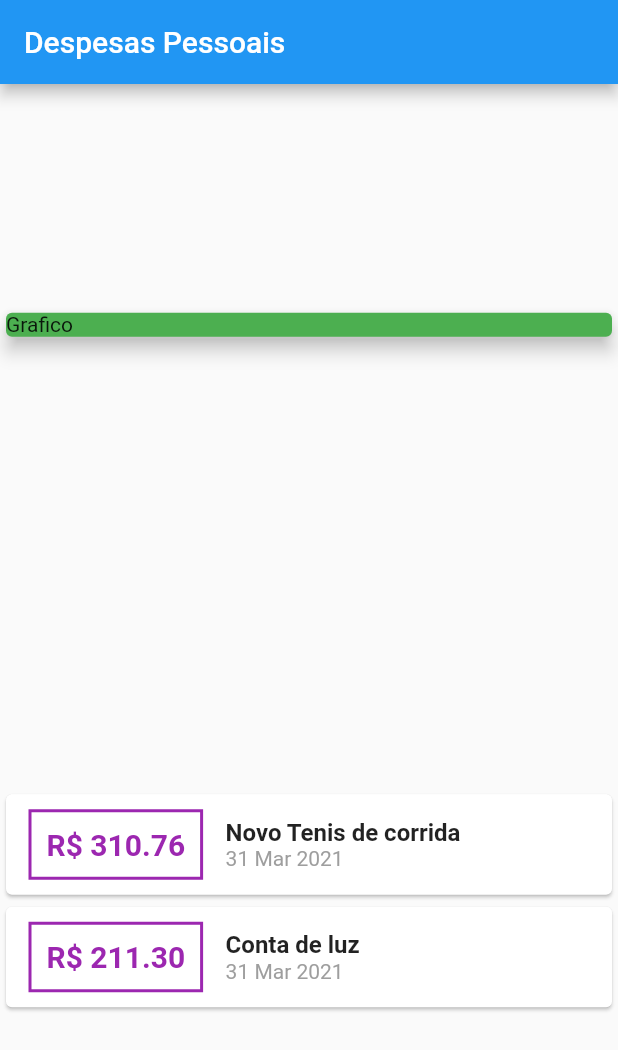
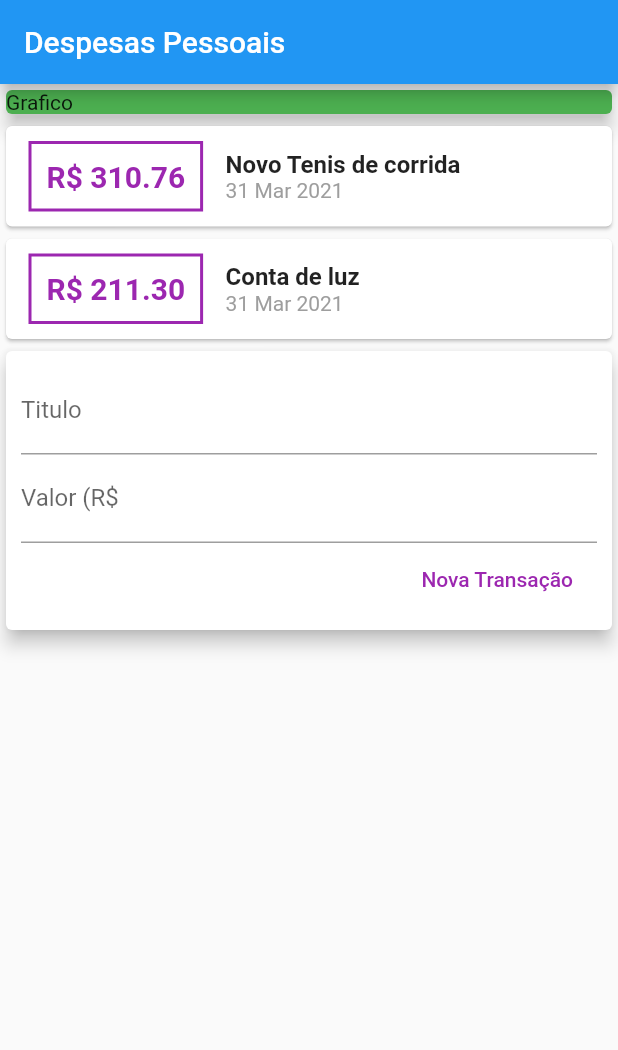
Before and after one commit to elizeurjr/MyExpenses, a Flutter app: the screen it shows after launch, on a phone screen of 412 x 824 dp. Shown: the top 1050 px of the screen. Run offline on Flutter 3.47's test engine with Material 2 defaults, Android fonts, the phone set to English and light mode, and no system bars.

Commit message:
Adicionando formatacao

```diff
--- a/lib/main.dart
+++ b/lib/main.dart
@@ -35,7 +35,6 @@ class MyHomePage extends StatelessWidget {
         title: Text('Despesas Pessoais'),
       ),
       body: Column(
-        mainAxisAlignment: MainAxisAlignment.spaceAround,
         crossAxisAlignment: CrossAxisAlignment.stretch,
         children: <Widget>[
           Container(
@@ -73,7 +72,7 @@ class MyHomePage extends StatelessWidget {
                       crossAxisAlignment: CrossAxisAlignment.start,
                       children: [
                         Text(
-                            tr.title,
+                          tr.title,
                           style: TextStyle(
                             fontSize: 16,
                             fontWeight: FontWeight.bold,
@@ -91,6 +90,34 @@ class MyHomePage extends StatelessWidget {
                 ),
               );
             }).toList(),
+          ),
+          Card(
+            elevation: 5,
+            child: Padding(
+              padding: const EdgeInsets.all(10),
+              child: Column(
+                children: <Widget>[
+                  TextField(
+                    decoration: InputDecoration(
+                      labelText: 'Titulo',
+                    ),
+                  ),
+                  TextField(
+                    decoration: InputDecoration(labelText: 'Valor (R\$'),
+                  ),
+                  Row(
+                    mainAxisAlignment: MainAxisAlignment.end,
+                    children: [
+                      FlatButton(
+                        child: Text('Nova Transação'),
+                        textColor: Colors.purple,
+                        onPressed: () {},
+                      ),
+                    ],
+                  ),
+                ],
+              ),
+            ),
           )
         ],
       ),
```
